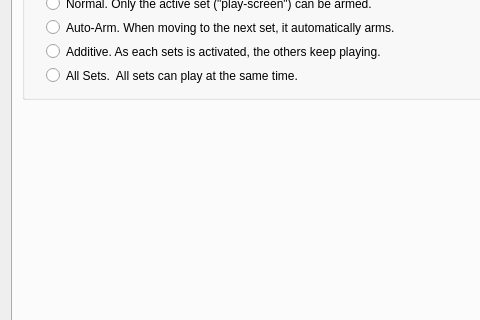
This is seq_qt5/forms/qseditoptions.ui in ahlstromcj/seq66 as Qt 5 draws it before an edit; both pictures show x 0 to 480 and y 235 to 555 of the 658 by 692 pixel window. The edited form follows.
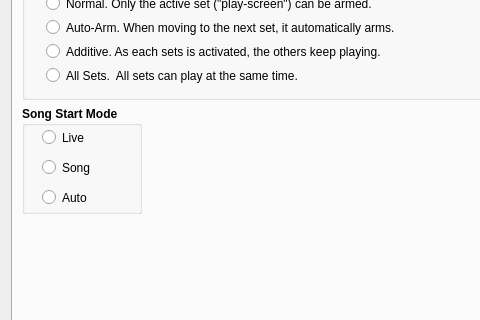
This is the edited form. The open tabs and pages were chosen to show the change.

Commit message: Fixed issues with Live/Song mode, Preferences updates.

```diff
--- a/seq_qt5/forms/qseditoptions.ui
+++ b/seq_qt5/forms/qseditoptions.ui
@@ -1542,6 +1542,88 @@
          </widget>
         </widget>
        </item>
+       <item>
+        <widget class="QGroupBox" name="group_startmode">
+         <property name="minimumSize">
+          <size>
+           <width>0</width>
+           <height>108</height>
+          </size>
+         </property>
+         <property name="maximumSize">
+          <size>
+           <width>120</width>
+           <height>16777215</height>
+          </size>
+         </property>
+         <property name="font">
+          <font>
+           <weight>75</weight>
+           <bold>true</bold>
+          </font>
+         </property>
+         <property name="title">
+          <string>Song Start Mode</string>
+         </property>
+         <widget class="QRadioButton" name="radio_startmode_live">
+          <property name="geometry">
+           <rect>
+            <x>20</x>
+            <y>20</y>
+            <width>94</width>
+            <height>23</height>
+           </rect>
+          </property>
+          <property name="font">
+           <font>
+            <weight>50</weight>
+            <bold>false</bold>
+           </font>
+          </property>
+          <property name="text">
+           <string>Live</string>
+          </property>
+         </widget>
+         <widget class="QRadioButton" name="radio_startmode_song">
+          <property name="geometry">
+           <rect>
+            <x>20</x>
+            <y>50</y>
+            <width>94</width>
+            <height>23</height>
+           </rect>
+          </property>
+          <property name="font">
+           <font>
+            <weight>50</weight>
+            <bold>false</bold>
+           </font>
+          </property>
+          <property name="text">
+           <string>Song</string>
+          </property>
+         </widget>
+         <widget class="QRadioButton" name="radio_startmode_auto">
+          <property name="geometry">
+           <rect>
+            <x>20</x>
+            <y>80</y>
+            <width>94</width>
+            <height>23</height>
+           </rect>
+          </property>
+          <property name="font">
+           <font>
+            <weight>50</weight>
+            <bold>false</bold>
+           </font>
+          </property>
+          <property name="text">
+           <string>Auto</string>
+          </property>
+         </widget>
+        </widget>
+       </item>
        <item>
         <spacer name="verticalSpacer">
          <property name="orientation">
```
Left out of the diff: 24 changed lines with no effect on the pictures. The commit also changes 14 other files.
